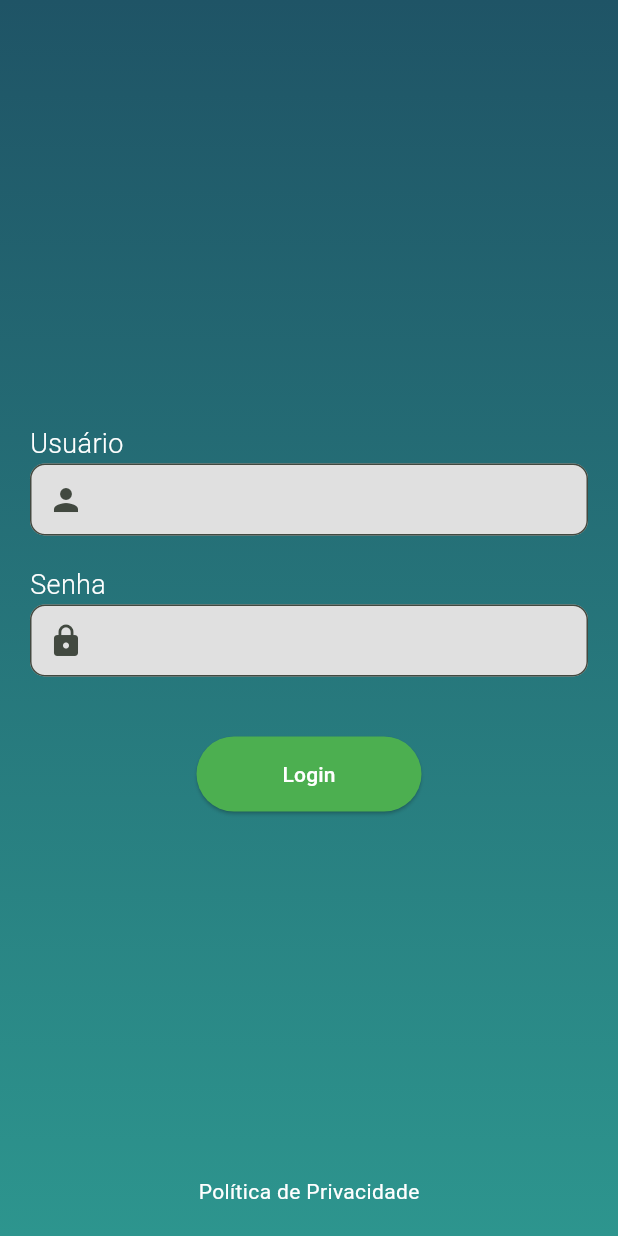
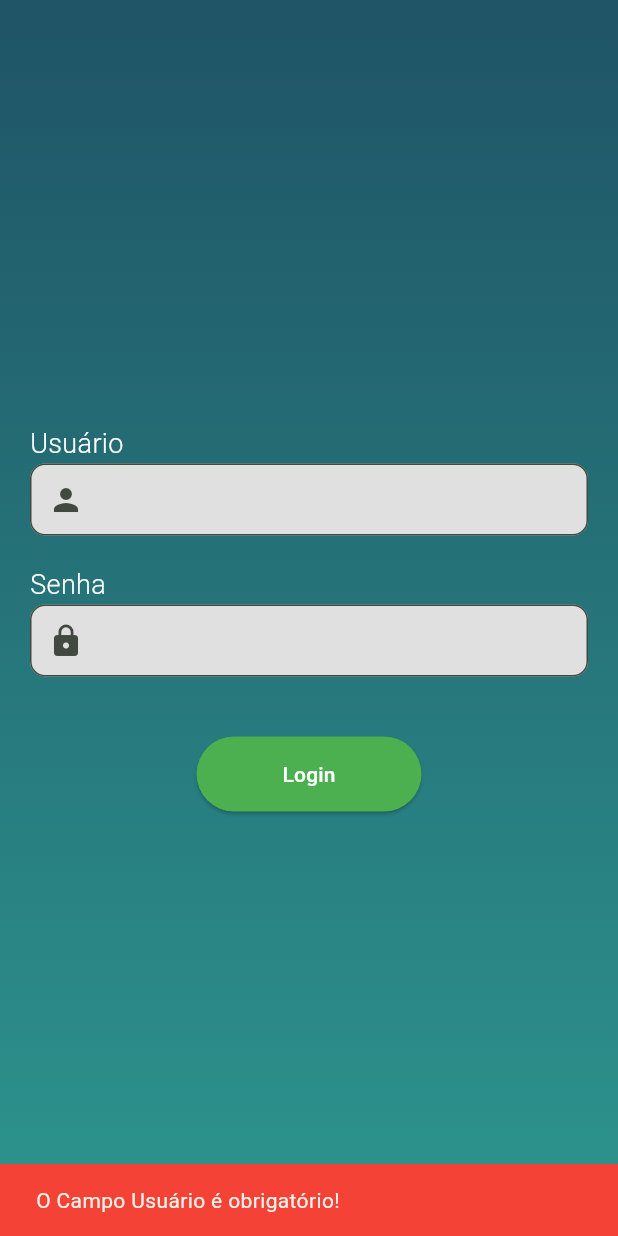
Before and after one commit to samuelkarlosdev/fluttertargettest, a Flutter app: the screen it shows after launch, after a tap on "Login", on a phone screen of 412 x 824 dp. Run offline on Flutter 3.47's test engine with Material 3 defaults, Android fonts, the phone set to English and light mode, and no system bars.

Commit message:
feat: Load home screen when login is valid and open google url by clicking the privacy policy button

```diff
--- a/lib/app/app_widget.dart
+++ b/lib/app/app_widget.dart
@@ -1,4 +1,5 @@
 import 'package:flutter/material.dart';
+import 'package:flutter_target_test/app/modules/home/home_page.dart';
 import 'package:flutter_target_test/app/modules/login/login_page.dart';
 
 class AppWidget extends StatelessWidget {
@@ -13,7 +14,11 @@ class AppWidget extends StatelessWidget {
         useMaterial3: true,
       ),
       debugShowCheckedModeBanner: false,
-      home: const LoginPage(),
+      initialRoute: "/login",
+      routes: {
+        "/login": (context) => const LoginPage(),
+        "/home": (context) => const HomePage()
+      },
     );
   }
 }
--- a/lib/app/core/validators/password_validator.dart
+++ b/lib/app/core/validators/password_validator.dart
@@ -1,24 +1,24 @@
 class PasswordValidator {
   String? validate({String? password}) {
     if (password == null || password == '') {
-      return 'O Campo Password é obrigatório!';
+      return 'O Campo Senha é obrigatório!';
     }
 
-    if (password.length <= 2) {
-      return 'O Campo Password deve ter pelo menos 2 caracteres!';
+    if (password.length < 2) {
+      return 'O Campo Senha deve ter pelo menos 2 caracteres!';
     }
 
     var passwordRegex = RegExp(r'^(?=.*[@!#$%^&*()/\\])');
     if (passwordRegex.hasMatch(password)) {
-      return 'O Campo Password contém caracteres especiais!';
+      return 'O Campo Senha contém caracteres especiais!';
     }
 
     if (password.length > 20) {
-      return 'O Campo Password deve ser menor que 20 caracteres!';
+      return 'O Campo Senha deve ser menor que 20 caracteres!';
     }
 
     if (password.endsWith(' ')) {
-      return 'O Campo Password não deve conter espaço no final!';
+      return 'O Campo Senha não deve conter espaço no final!';
     }
 
     return null;
--- a/lib/app/modules/login/login_page.dart
+++ b/lib/app/modules/login/login_page.dart
@@ -1,11 +1,33 @@
 import 'package:flutter/material.dart';
+import 'package:flutter_target_test/app/core/auth/auth_service.dart';
 import 'package:flutter_target_test/app/modules/login/components/custom_login_textfield.dart';
+import 'package:url_launcher/url_launcher.dart';
 
-class LoginPage extends StatelessWidget {
+class LoginPage extends StatefulWidget {
   const LoginPage({super.key});
 
   @override
+  State<LoginPage> createState() => _LoginPageState();
+}
+
+class _LoginPageState extends State<LoginPage> {
+  final Auth _auth = Auth();
+
+  final Uri _url = Uri.parse('https://google.com.br');
+
+  @override
   Widget build(BuildContext context) {
+    final TextEditingController userController = TextEditingController();
+    final TextEditingController passwordController = TextEditingController();
+
+    /*final Uri _url = Uri.parse('https://google.com.br');
+
+    Future<void> _launchUrl() async {
+      if (!await launchUrl(_url)) {
+        throw Exception('Could not launch $_url');
+      }
+    }*/
+
     return Scaffold(
       backgroundColor: Colors.green,
       body: Stack(
@@ -35,6 +57,8 @@ class LoginPage extends StatelessWidget {
                       fontWeight: FontWeight.w300),
                 ),
                 TextFormField(
+                  key: const Key("user_key"),
+                  controller: userController,
                   decoration: getLoginInputDecoration(
                     "",
                     const Icon(Icons.person),
@@ -51,6 +75,9 @@ class LoginPage extends StatelessWidget {
                       fontWeight: FontWeight.w300),
                 ),
                 TextFormField(
+                  key: const Key("password_key"),
+                  controller: passwordController,
+                  obscureText: true,
                   decoration: getLoginInputDecoration(
                     "",
                     const Icon(Icons.lock),
@@ -65,7 +92,21 @@ class LoginPage extends StatelessWidget {
                     width: 150,
                     height: 50,
                     child: ElevatedButton(
-                      onPressed: () {},
+                      onPressed: () {
+                        final String? result = _auth.register(
+                          userController.text,
+                          passwordController.text,
+                        );
+
+                        if (result != null) {
+                          ScaffoldMessenger.of(context).showSnackBar(SnackBar(
+                            backgroundColor: Colors.red,
+                            content: Text(result),
+                          ));
+                        } else {
+                          Navigator.pushReplacementNamed(context, "/home");
+                        }
+                      },
                       style: ElevatedButton.styleFrom(
                         shape: const StadiumBorder(),
                         backgroundColor: Colors.green,
@@ -80,14 +121,19 @@ class LoginPage extends StatelessWidget {
               ],
             ),
           ),
-          const Padding(
-            padding: EdgeInsets.all(20.0),
+          Padding(
+            padding: const EdgeInsets.all(20.0),
             child: Align(
               alignment: Alignment.bottomCenter,
-              child: Text(
-                "Política de Privacidade",
-                style: TextStyle(
-                  color: Colors.white,
+              child: InkWell(
+                onTap: () {
+                  _launchUrl();
+                },
+                child: const Text(
+                  "Política de Privacidade",
+                  style: TextStyle(
+                    color: Colors.white,
+                  ),
                 ),
               ),
             ),
@@ -96,4 +142,10 @@ class LoginPage extends StatelessWidget {
       ),
     );
   }
+
+  Future<void> _launchUrl() async {
+    if (!await launchUrl(_url)) {
+      throw Exception('Could not launch $_url');
+    }
+  }
 }
--- a/pubspec.yaml
+++ b/pubspec.yaml
@@ -9,6 +9,7 @@ environment:
 dependencies:
   flutter:
     sdk: flutter
+  url_launcher: ^6.2.2
 
 dev_dependencies:
   flutter_test:
```
Also changed, not shown: lib/app/modules/home/home_page.dart (added, +12 -0 lines), lib/app/modules/login/login_controller.dart (added, +9 -0 lines), pubspec.lock, 1 other file.
